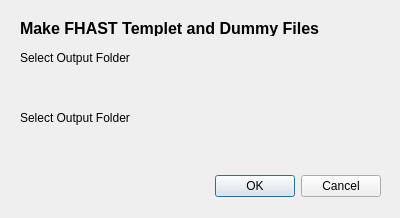
This is profile/profiles/default/python/plugins/fhast_file/fhast_file_dialog_base.ui in pndphd/FHAST_2 as Qt 5 draws it before an edit. The edited form follows.
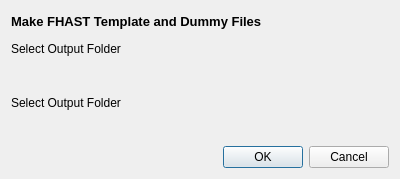
This is the edited form. Custom widgets are drawn as their Qt base class.

Diff of the .ui file:
```diff
--- a/profile/profiles/default/python/plugins/fhast_file/fhast_file_dialog_base.ui
+++ b/profile/profiles/default/python/plugins/fhast_file/fhast_file_dialog_base.ui
@@ -7,115 +7,80 @@
     <x>0</x>
     <y>0</y>
     <width>400</width>
-    <height>218</height>
+    <height>179</height>
    </rect>
   </property>
   <property name="windowTitle">
    <string>FHAST Simulation Runner</string>
   </property>
-  <widget class="QDialogButtonBox" name="button_box">
-   <property name="geometry">
-    <rect>
-     <x>40</x>
-     <y>170</y>
-     <width>341</width>
-     <height>32</height>
-    </rect>
-   </property>
-   <property name="toolTip">
-    <string/>
-   </property>
-   <property name="toolTipDuration">
-    <number>-1</number>
-   </property>
-   <property name="orientation">
-    <enum>Qt::Horizontal</enum>
-   </property>
-   <property name="standardButtons">
-    <set>QDialogButtonBox::Cancel|QDialogButtonBox::Ok</set>
-   </property>
-   <property name="centerButtons">
-    <bool>false</bool>
-   </property>
-  </widget>
-  <widget class="QgsFileWidget" name="output_folder">
-   <property name="geometry">
-    <rect>
-     <x>20</x>
-     <y>130</y>
-     <width>361</width>
-     <height>27</height>
-    </rect>
-   </property>
-   <property name="cursor">
-    <cursorShape>ArrowCursor</cursorShape>
-   </property>
-   <property name="storageMode">
-    <enum>QgsFileWidget::GetDirectory</enum>
-   </property>
-  </widget>
-  <widget class="QLabel" name="label">
-   <property name="geometry">
-    <rect>
-     <x>20</x>
-     <y>110</y>
-     <width>161</width>
-     <height>16</height>
-    </rect>
-   </property>
-   <property name="toolTip">
-    <string>Select the folder in which to create the dummy files.</string>
-   </property>
-   <property name="text">
-    <string>Select Output Folder</string>
-   </property>
-  </widget>
-  <widget class="QLabel" name="label_2">
-   <property name="geometry">
-    <rect>
-     <x>20</x>
-     <y>20</y>
-     <width>341</width>
-     <height>16</height>
-    </rect>
-   </property>
-   <property name="font">
-    <font>
-     <pointsize>12</pointsize>
-     <weight>75</weight>
-     <bold>true</bold>
-    </font>
-   </property>
-   <property name="text">
-    <string>Make FHAST Templet and Dummy Files</string>
-   </property>
-  </widget>
-  <widget class="QgsProjectionSelectionWidget" name="projection_input">
-   <property name="geometry">
-    <rect>
-     <x>20</x>
-     <y>70</y>
-     <width>361</width>
-     <height>27</height>
-    </rect>
-   </property>
-  </widget>
-  <widget class="QLabel" name="label_3">
-   <property name="geometry">
-    <rect>
-     <x>20</x>
-     <y>50</y>
-     <width>161</width>
-     <height>16</height>
-    </rect>
-   </property>
-   <property name="toolTip">
-    <string>Select the CRS you want the shape fiels to be in.</string>
-   </property>
-   <property name="text">
-    <string>Select Output Folder</string>
-   </property>
-  </widget>
+  <layout class="QGridLayout" name="gridLayout">
+   <item row="0" column="0">
+    <widget class="QLabel" name="label_2">
+     <property name="font">
+      <font>
+       <pointsize>10</pointsize>
+       <weight>75</weight>
+       <bold>true</bold>
+      </font>
+     </property>
+     <property name="text">
+      <string>Make FHAST Template and Dummy Files</string>
+     </property>
+    </widget>
+   </item>
+   <item row="1" column="0">
+    <widget class="QLabel" name="label_3">
+     <property name="toolTip">
+      <string>Select the CRS you want the shape fiels to be in.</string>
+     </property>
+     <property name="text">
+      <string>Select Output Folder</string>
+     </property>
+    </widget>
+   </item>
+   <item row="2" column="0">
+    <widget class="QgsProjectionSelectionWidget" name="projection_input"/>
+   </item>
+   <item row="3" column="0">
+    <widget class="QLabel" name="label">
+     <property name="toolTip">
+      <string>Select the folder in which to create the dummy files.</string>
+     </property>
+     <property name="text">
+      <string>Select Output Folder</string>
+     </property>
+    </widget>
+   </item>
+   <item row="4" column="0">
+    <widget class="QgsFileWidget" name="output_folder">
+     <property name="cursor">
+      <cursorShape>ArrowCursor</cursorShape>
+     </property>
+     <property name="storageMode">
+      <enum>QgsFileWidget::GetDirectory</enum>
+     </property>
+    </widget>
+   </item>
+   <item row="5" column="0">
+    <widget class="QDialogButtonBox" name="button_box">
+     <property name="toolTip">
+      <string/>
+     </property>
+     <property name="toolTipDuration">
+      <number>-1</number>
+     </property>
+     <property name="orientation">
+      <enum>Qt::Horizontal</enum>
+     </property>
+     <property name="standardButtons">
+      <set>QDialogButtonBox::Cancel|QDialogButtonBox::Ok</set>
+     </property>
+     <property name="centerButtons">
+      <bool>false</bool>
+     </property>
+    </widget>
+   </item>
+  </layout>
  </widget>
  <customwidgets>
   <customwidget>
```
